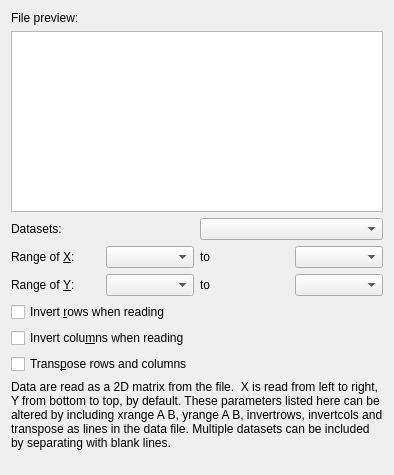
veusz/veusz, file ui/import_2d.ui: the form before one commit.
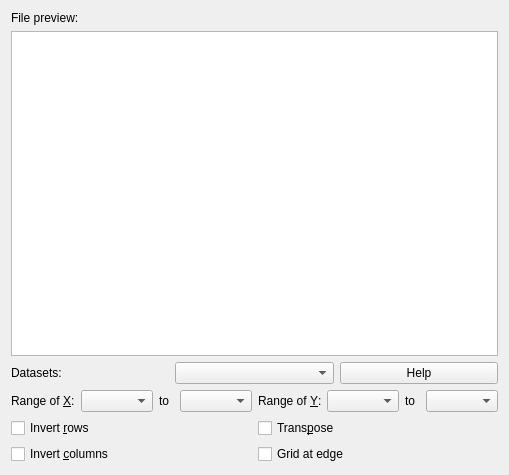
The form after the commit. Custom widgets are drawn as their Qt base class.

```diff
--- a/ui/import_2d.ui
+++ b/ui/import_2d.ui
@@ -6,7 +6,7 @@
    <rect>
     <x>0</x>
     <y>0</y>
-    <width>394</width>
+    <width>509</width>
     <height>475</height>
    </rect>
   </property>
@@ -29,13 +29,7 @@
     </widget>
    </item>
    <item>
-    <layout class="QHBoxLayout">
-     <property name="spacing">
-      <number>6</number>
-     </property>
-     <property name="margin">
-      <number>0</number>
-     </property>
+    <layout class="QHBoxLayout" name="horizontalLayout_2">
      <item>
       <widget class="QLabel" name="label_20">
        <property name="text">
@@ -50,11 +44,18 @@
        </property>
       </widget>
      </item>
+     <item>
+      <widget class="QPushButton" name="twod_helpbutton">
+       <property name="text">
+        <string>Help</string>
+       </property>
+      </widget>
+     </item>
     </layout>
    </item>
    <item>
-    <layout class="QGridLayout" name="gridLayout">
-     <item row="0" column="0">
+    <layout class="QHBoxLayout" name="horizontalLayout">
+     <item>
       <widget class="QLabel" name="label_15">
        <property name="text">
         <string>Range of &amp;X:</string>
@@ -64,28 +65,28 @@
        </property>
       </widget>
      </item>
-     <item row="0" column="1">
+     <item>
       <widget class="HistoryCombo" name="twod_xminedit">
        <property name="toolTip">
         <string>Enter a number for the minimum coordinate of the X axis (default 0)</string>
        </property>
       </widget>
      </item>
-     <item row="0" column="2">
+     <item>
       <widget class="QLabel" name="label_16">
        <property name="text">
         <string>to</string>
        </property>
       </widget>
      </item>
-     <item row="0" column="3">
+     <item>
       <widget class="HistoryCombo" name="twod_xmaxedit">
        <property name="toolTip">
         <string>Enter a value for a maximum coordinate of the X axis (default is number of columns in file)</string>
        </property>
       </widget>
      </item>
-     <item row="1" column="0">
+     <item>
       <widget class="QLabel" name="label_18">
        <property name="text">
         <string>Range of &amp;Y:</string>
@@ -95,21 +96,21 @@
        </property>
       </widget>
      </item>
-     <item row="1" column="1">
+     <item>
       <widget class="HistoryCombo" name="twod_yminedit">
        <property name="toolTip">
         <string>Enter a number for the minimum coordinate of the Y axis (default 0)</string>
        </property>
       </widget>
      </item>
-     <item row="1" column="2">
+     <item>
       <widget class="QLabel" name="label_17">
        <property name="text">
         <string>to</string>
        </property>
       </widget>
      </item>
-     <item row="1" column="3">
+     <item>
       <widget class="HistoryCombo" name="twod_ymaxedit">
        <property name="toolTip">
         <string>Enter a number for the maximum coordinate of the Y axis (default number of rows in file)</string>
@@ -119,36 +120,42 @@
     </layout>
    </item>
    <item>
-    <widget class="QCheckBox" name="twod_invertrowscheck">
+    <layout class="QGridLayout" name="gridLayout">
+     <item row="0" column="0">
+      <widget class="HistoryCheck" name="twod_invertrowscheck">
      <property name="text">
-      <string>Invert &amp;rows when reading</string>
+        <string>Invert &amp;rows</string>
      </property>
     </widget>
    </item>
-   <item>
-    <widget class="QCheckBox" name="twod_invertcolscheck">
+     <item row="0" column="1">
+      <widget class="HistoryCheck" name="twod_transposecheck">
+       <property name="toolTip">
+        <string>Transpose rows and columns</string>
+       </property>
      <property name="text">
-      <string>Invert colu&amp;mns when reading</string>
+        <string>Trans&amp;pose</string>
      </property>
     </widget>
    </item>
-   <item>
-    <widget class="QCheckBox" name="twod_transposecheck">
+     <item row="1" column="0">
+      <widget class="HistoryCheck" name="twod_invertcolscheck">
      <property name="text">
-      <string>Trans&amp;pose rows and columns</string>
+        <string>Invert &amp;columns</string>
      </property>
     </widget>
    </item>
-   <item>
-    <widget class="QLabel" name="label_19">
+     <item row="1" column="1">
+      <widget class="HistoryCheck" name="twod_gridatedge">
+       <property name="toolTip">
+        <string>The centres of the pixels are given in the top row and the left column</string>
+       </property>
      <property name="text">
-      <string>Data are read as a 2D matrix from the file.  X is read from left to right, Y from bottom to top, by default. These parameters listed here can be altered by including xrange A B, yrange A B, invertrows, invertcols and transpose as lines in the data file. Multiple datasets can be included by separating with blank lines.
-</string>
-     </property>
-     <property name="wordWrap">
-      <bool>true</bool>
-     </property>
-    </widget>
+        <string>Grid at edge</string>
+       </property>
+      </widget>
+     </item>
+    </layout>
    </item>
   </layout>
  </widget>
@@ -158,6 +165,11 @@
    <extends>QComboBox</extends>
    <header>historycombo.h</header>
   </customwidget>
+  <customwidget>
+   <class>HistoryCheck</class>
+   <extends>QCheckBox</extends>
+   <header>historycheck.h</header>
+  </customwidget>
  </customwidgets>
  <resources/>
  <connections/>
```
Lines whose indentation alone changed are shown as unchanged.
